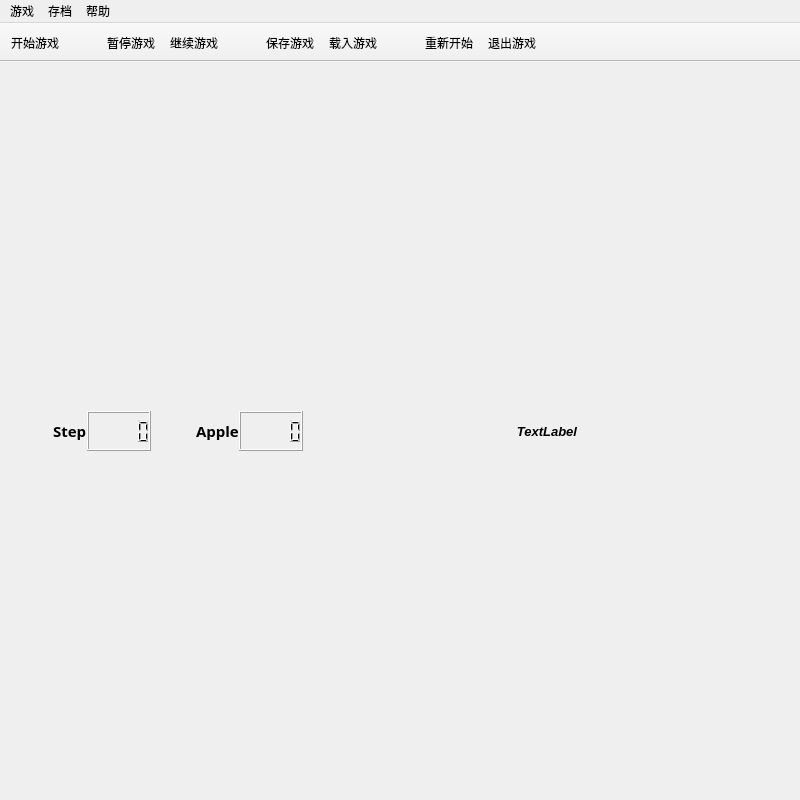
Old version of the form gamewindow.ui in the repository NickLennonLiu/qtSnake.
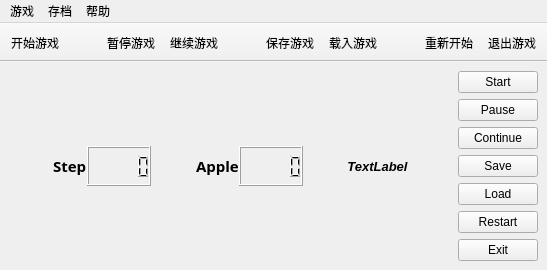
New version of the form. Icons and pictures are not drawn.

Commit message: add buttonBar and upd the README

What changed in the file:
```diff
--- a/gamewindow.ui
+++ b/gamewindow.ui
@@ -2,32 +2,12 @@
 <ui version="4.0">
  <class>GameWindow</class>
  <widget class="QMainWindow" name="GameWindow">
-  <property name="geometry">
-   <rect>
-    <x>0</x>
-    <y>0</y>
-    <width>800</width>
-    <height>800</height>
-   </rect>
-  </property>
   <property name="sizePolicy">
    <sizepolicy hsizetype="Preferred" vsizetype="Preferred">
     <horstretch>0</horstretch>
     <verstretch>0</verstretch>
    </sizepolicy>
   </property>
-  <property name="minimumSize">
-   <size>
-    <width>800</width>
-    <height>800</height>
-   </size>
-  </property>
-  <property name="maximumSize">
-   <size>
-    <width>1200</width>
-    <height>1200</height>
-   </size>
-  </property>
   <property name="focusPolicy">
    <enum>Qt::NoFocus</enum>
   </property>
@@ -43,15 +23,21 @@
     <enum>Qt::NoFocus</enum>
    </property>
    <layout class="QHBoxLayout" name="horizontalLayout">
+    <property name="sizeConstraint">
+     <enum>QLayout::SetMinimumSize</enum>
+    </property>
     <item>
      <layout class="QVBoxLayout" name="verticalLayout">
       <property name="spacing">
        <number>0</number>
       </property>
+      <property name="sizeConstraint">
+       <enum>QLayout::SetMinimumSize</enum>
+      </property>
       <item>
        <layout class="QHBoxLayout" name="horizontalLayout_2">
         <property name="sizeConstraint">
-         <enum>QLayout::SetDefaultConstraint</enum>
+         <enum>QLayout::SetMinimumSize</enum>
         </property>
         <item>
          <spacer name="horizontalSpacer_2">
@@ -192,12 +178,6 @@
             <verstretch>0</verstretch>
            </sizepolicy>
           </property>
-          <property name="minimumSize">
-           <size>
-            <width>400</width>
-            <height>0</height>
-           </size>
-          </property>
           <property name="maximumSize">
            <size>
             <width>400</width>
@@ -241,6 +221,80 @@
       </item>
      </layout>
     </item>
+    <item>
+     <layout class="QVBoxLayout" name="verticalLayout_2">
+      <item>
+       <widget class="QPushButton" name="Start">
+        <property name="focusPolicy">
+         <enum>Qt::NoFocus</enum>
+        </property>
+        <property name="text">
+         <string>Start</string>
+        </property>
+       </widget>
+      </item>
+      <item>
+       <widget class="QPushButton" name="Pause">
+        <property name="focusPolicy">
+         <enum>Qt::NoFocus</enum>
+        </property>
+        <property name="text">
+         <string>Pause</string>
+        </property>
+       </widget>
+      </item>
+      <item>
+       <widget class="QPushButton" name="Continue">
+        <property name="focusPolicy">
+         <enum>Qt::NoFocus</enum>
+        </property>
+        <property name="text">
+         <string>Continue</string>
+        </property>
+       </widget>
+      </item>
+      <item>
+       <widget class="QPushButton" name="Save">
+        <property name="focusPolicy">
+         <enum>Qt::NoFocus</enum>
+        </property>
+        <property name="text">
+         <string>Save</string>
+        </property>
+       </widget>
+      </item>
+      <item>
+       <widget class="QPushButton" name="Load">
+        <property name="focusPolicy">
+         <enum>Qt::NoFocus</enum>
+        </property>
+        <property name="text">
+         <string>Load</string>
+        </property>
+       </widget>
+      </item>
+      <item>
+       <widget class="QPushButton" name="Restart">
+        <property name="focusPolicy">
+         <enum>Qt::NoFocus</enum>
+        </property>
+        <property name="text">
+         <string>Restart</string>
+        </property>
+       </widget>
+      </item>
+      <item>
+       <widget class="QPushButton" name="Exit">
+        <property name="focusPolicy">
+         <enum>Qt::NoFocus</enum>
+        </property>
+        <property name="text">
+         <string>Exit</string>
+        </property>
+       </widget>
+      </item>
+     </layout>
+    </item>
    </layout>
   </widget>
   <widget class="QMenuBar" name="menubar">
@@ -248,7 +302,7 @@
     <rect>
      <x>0</x>
      <y>0</y>
-     <width>800</width>
+     <width>877</width>
      <height>26</height>
     </rect>
    </property>
@@ -415,7 +469,7 @@
   </action>
   <action name="blank1">
    <property name="text">
-    <string> </string>
+    <string/>
    </property>
   </action>
   <action name="blank1_3">
```
Left out of the diff: 16 changed lines with no effect on the pictures. The commit also changes 9 other files.
